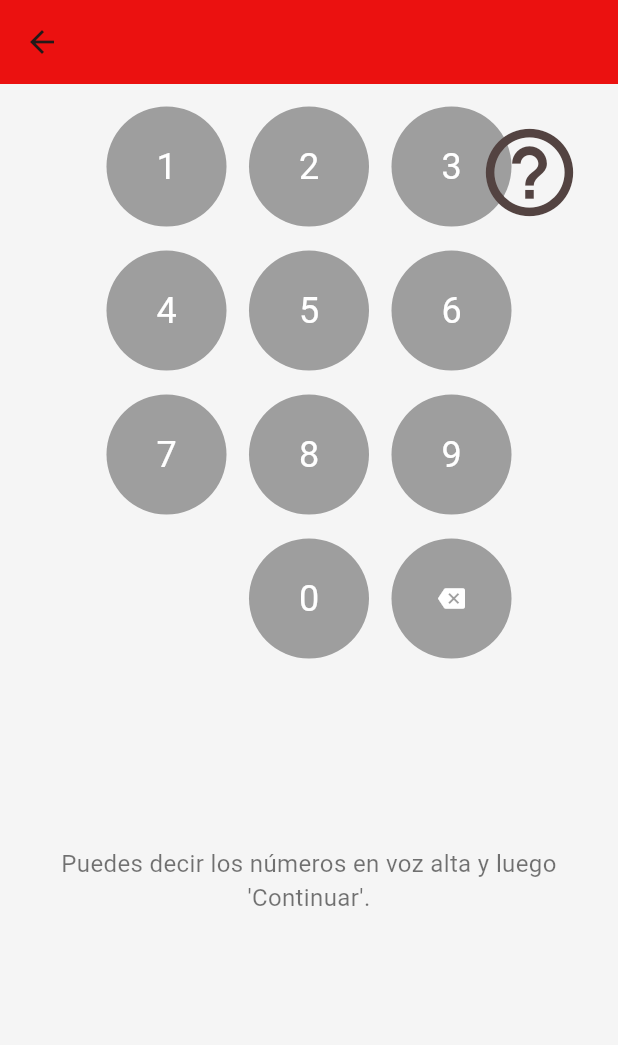
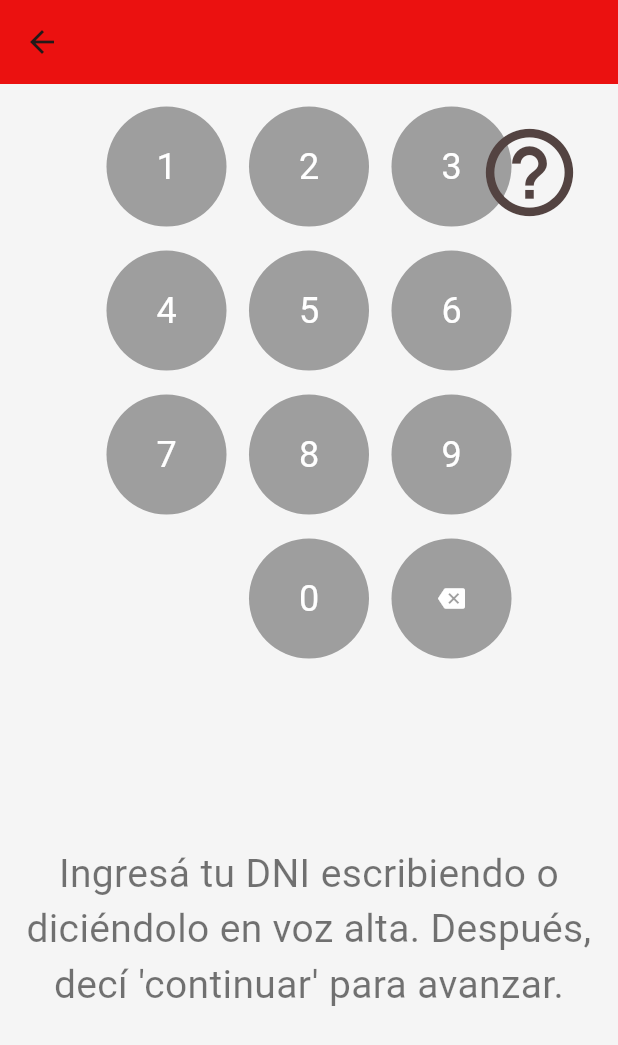
Before and after one commit to JuliMart/demoTotem, a Flutter app: the NormalModeScreen screen opened directly, scrolled down 576 dp, on a phone screen of 412 x 824 dp. Shown: the top 1045 px of the screen. Run offline on Flutter 3.47's test engine with Material 3 defaults, Android fonts, the phone set to English and light mode, and no system bars; our stand-ins replace flutter_tts, speech_to_text; network calls fail.

Commit message:
fixes hoja

```diff
--- a/frontend/lib/home-screen.dart
+++ b/frontend/lib/home-screen.dart
@@ -183,7 +183,7 @@ class _HomeScreenState extends State<HomeScreen> {
                   children: [
                     FilledButton(
                       style: FilledButton.styleFrom(
-                        backgroundColor: const Color(0xFFF30C0C),
+                        backgroundColor: Colors.grey,
                         foregroundColor: Colors.white,
                         padding: const EdgeInsets.symmetric(
                           horizontal: 70,
--- a/frontend/lib/normal-mode.dart
+++ b/frontend/lib/normal-mode.dart
@@ -53,7 +53,7 @@ class _NormalModeScreenState extends State<NormalModeScreen>
   Future<void> _speakInstructions() async {
     _isSpeaking = true;
     await _flutterTts.speak(
-      "Por favor, ingresa tu DNI y luego di continuar para generar tu número de atención.",
+      "Ingresá tu DNI escribiendo o diciéndolo en voz alta. Después, decí 'continuar' para avanzar.",
     );
   }
 
@@ -426,9 +426,9 @@ class _NormalModeScreenState extends State<NormalModeScreen>
                     ),
                     const SizedBox(height: 125),
                     const Text(
-                      "Puedes decir los números en voz alta y luego 'Continuar'.",
+                      "Ingresá tu DNI escribiendo o diciéndolo en voz alta. Después, decí 'continuar' para avanzar.",
                       textAlign: TextAlign.center,
-                      style: TextStyle(fontSize: 16, color: Colors.black54),
+                      style: TextStyle(fontSize: 26, color: Colors.black54),
                     ),
                     const SizedBox(height: 250),
                     FilledButton(
@@ -463,7 +463,7 @@ class _NormalModeScreenState extends State<NormalModeScreen>
                 await _flutterTts.setSpeechRate(1.0);
                 await _flutterTts.setPitch(1.0);
                 await _flutterTts.speak(
-                  "Por favor, ingresa tu DNI y luego di continuar para generar tu número de atención.",
+                  "Ingresá tu DNI escribiendo o diciéndolo en voz alta. Después, decí 'continuar' para avanzar.",
                 );
               },
             ),
```
Also changed, not shown: frontend/lib/option-gesture-screen.dart (+13 -37 lines).
